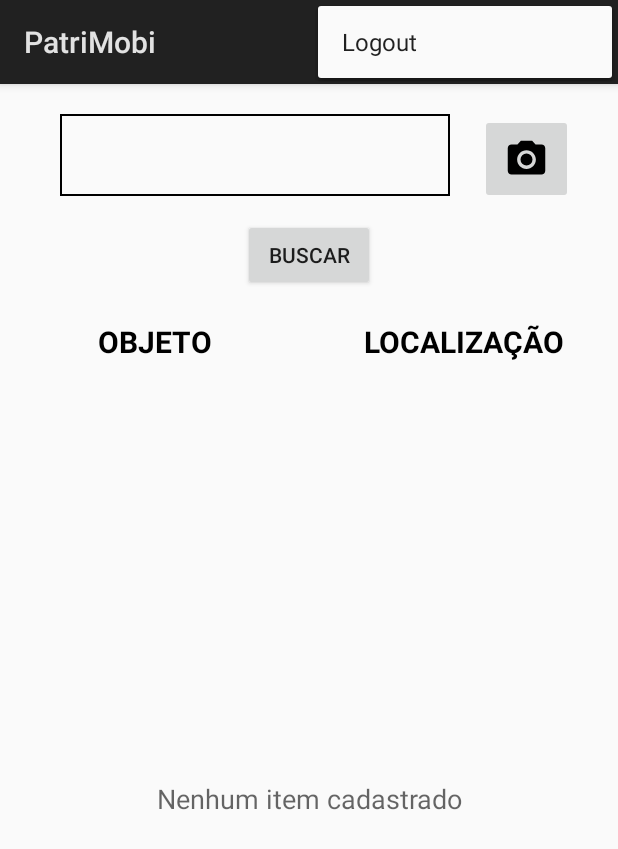
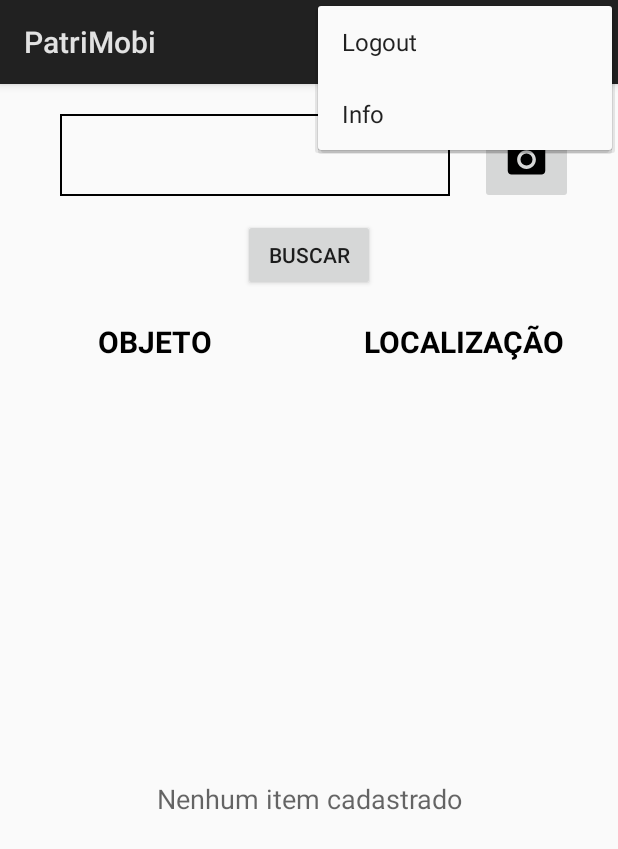
Before and after one commit to judsonmatheus/PatriMobi, an Android app: the screen it shows after launch once a user with an empty profile is signed in (MainActivity), with the options menu open, on a phone screen of 412 x 824 dp. Shown: the top 849 px of the screen. Run offline under Robolectric (Android 15) with nearby library versions, the phone set to English and light mode, and no system bars; our stand-ins replace Firebase (no records; nobody signed in at launch, a user with empty details on screens opened directly).

Commit message:
Atualizando e corrigindo problemas no login.

```diff
--- a/app/src/main/java/com/aula5/judson/patrimobi/activity/MainActivity.java
+++ b/app/src/main/java/com/aula5/judson/patrimobi/activity/MainActivity.java
@@ -24,6 +24,7 @@ import com.aula5.judson.patrimobi.adapter.ItemAdapter;
 import com.aula5.judson.patrimobi.data.Item;
 import com.aula5.judson.patrimobi.data.ItemDAO;
 import com.google.firebase.auth.FirebaseAuth;
+import com.google.firebase.auth.FirebaseUser;
 
 import java.util.List;
 
@@ -31,6 +32,7 @@ public class MainActivity extends ListActivity implements OnItemLongClickListene
     static final String ACTION_SCAN = "com.google.zxing.client.android.SCAN";
     private ItemDAO itemDAO;
     private ItemAdapter adapter;
+    FirebaseAuth mAuth;
 
 
     @Override
@@ -38,6 +40,15 @@ public class MainActivity extends ListActivity implements OnItemLongClickListene
         super.onCreate(savedInstanceState);
         setContentView(R.layout.activity_main);
 
+        mAuth = FirebaseAuth.getInstance();
+        FirebaseUser currentUser = mAuth.getCurrentUser();
+
+        if(currentUser == null){
+            Toast.makeText(this, "Login não realizado!", Toast.LENGTH_SHORT).show();
+            Intent intent = new Intent(getApplicationContext(), LoginActivity.class);
+            startActivity(intent);
+            finish();
+        }
         adapter = new ItemAdapter(this);
         setListAdapter(adapter);
 
@@ -90,7 +101,9 @@ public class MainActivity extends ListActivity implements OnItemLongClickListene
     public boolean onCreateOptionsMenu(Menu menu) {
         MenuInflater inflater = getMenuInflater();
         inflater.inflate(R.menu.main_menu, menu);
-        return super.onCreateOptionsMenu(menu);
+
+        return true;
+
     }
 
     @Override
@@ -98,10 +111,11 @@ public class MainActivity extends ListActivity implements OnItemLongClickListene
         switch (item.getItemId()){
             case R.id.main_logout:
                 Toast.makeText(this, "Clicou em logout", Toast.LENGTH_SHORT).show();
-                FirebaseAuth mAuth = FirebaseAuth.getInstance();
+                mAuth = FirebaseAuth.getInstance();
                 mAuth.signOut();
                 Intent intent = new Intent(getApplicationContext(), LoginActivity.class);
                 startActivity(intent);
+                finish();
                 break;
         }
 
--- /dev/null
+++ b/app/src/main/res/drawable/main_menu_info.xml
@@ -0,0 +1,9 @@
+<vector xmlns:android="http://schemas.android.com/apk/res/android"
+        android:width="24dp"
+        android:height="24dp"
+        android:viewportWidth="24.0"
+        android:viewportHeight="24.0">
+    <path
+        android:fillColor="#FF000000"
+        android:pathData="M11,17h2v-6h-2v6zM12,2C6.48,2 2,6.48 2,12s4.48,10 10,10 10,-4.48 10,-10S17.52,2 12,2zM12,20c-4.41,0 -8,-3.59 -8,-8s3.59,-8 8,-8 8,3.59 8,8 -3.59,8 -8,8zM11,9h2L13,7h-2v2z"/>
+</vector>
--- a/app/src/main/res/layout/activity_login.xml
+++ b/app/src/main/res/layout/activity_login.xml
@@ -57,7 +57,7 @@
                 android:layout_width="match_parent"
                 android:layout_height="wrap_content"
                 android:layout_marginTop="16dp"
-                android:text="@string/action_sign_in"
+                android:text="@string/action_sign_in_short"
                 android:textStyle="bold"
                 android:onClick="login"
                 />
--- a/app/src/main/res/menu/main_menu.xml
+++ b/app/src/main/res/menu/main_menu.xml
@@ -6,6 +6,13 @@
         android:id="@+id/main_logout"
         android:title="Logout"
         android:icon="@drawable/main_menu_logout"
+        app:showAsAction="ifRoom"
+        />
+
+    <item
+        android:id="@+id/main_info"
+        android:title="Info"
+        android:icon="@drawable/main_menu_info"
         app:showAsAction="always"
         />
 
```
Also changed, not shown: app/src/main/java/com/aula5/judson/patrimobi/activity/LoginActivity.java (+10 -2 lines).
